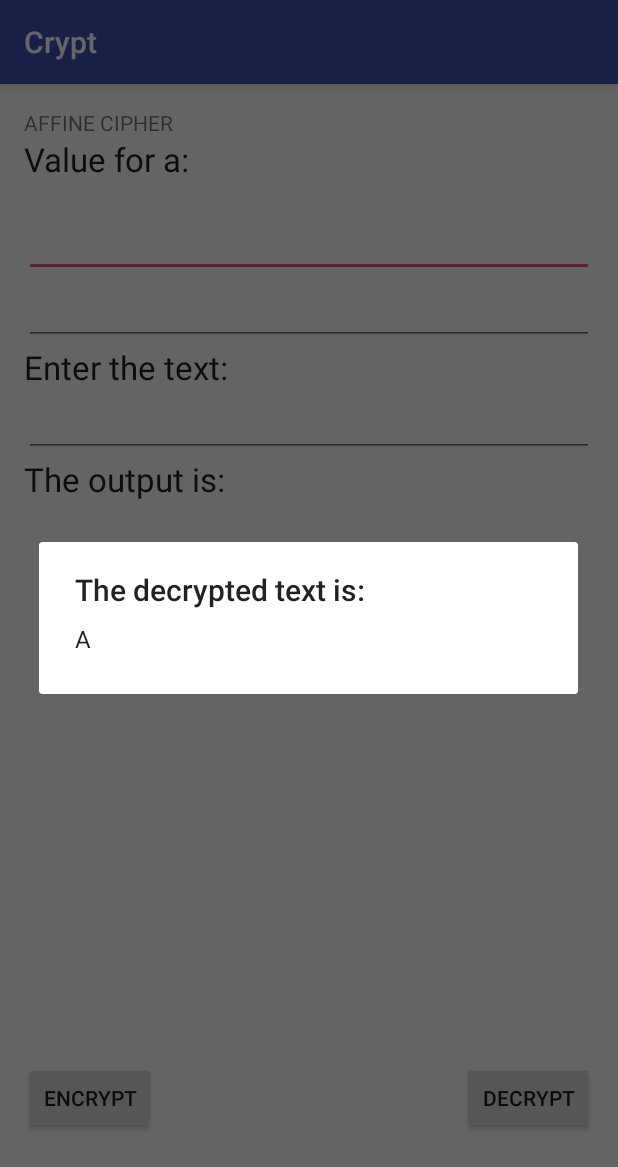
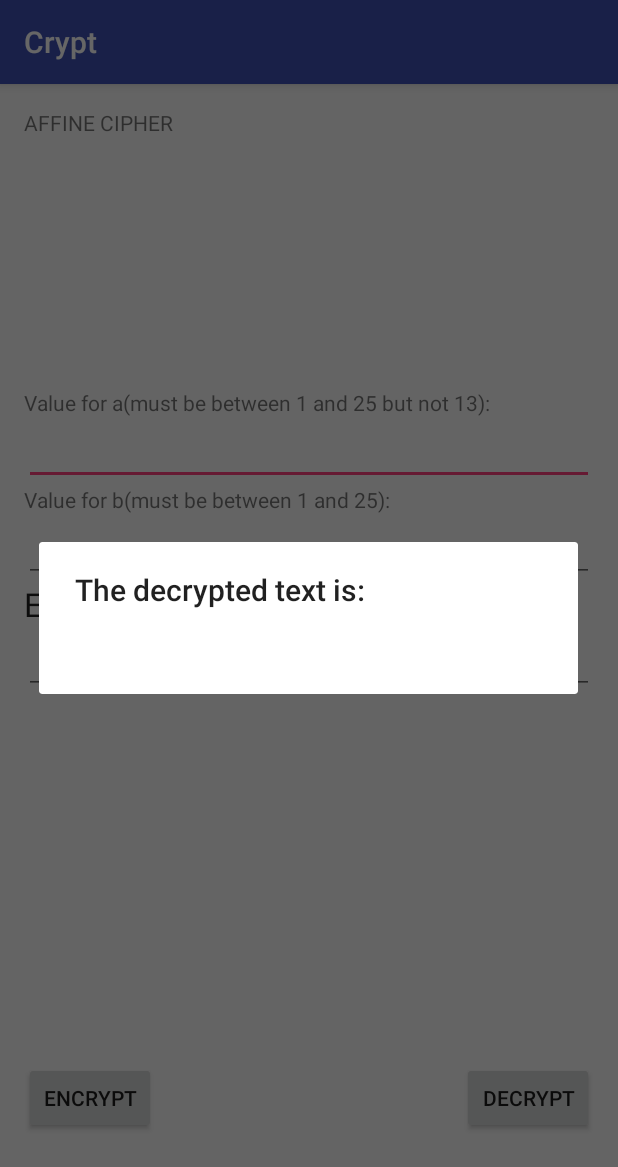
Before and after one commit to efiator/Crypt, an Android app: the AffineActivity screen opened directly, with no data from a screen before it, after a tap on "DECRYPT", on a phone screen of 412 x 824 dp. Shown: the top 1167 px of the screen. Run offline under Robolectric (Android 15) with nearby library versions, the phone set to English and light mode, and no system bars; 2 statements that could not run were skipped.

Commit message:
Comments and layout updates

```diff
--- a/app/src/main/AndroidManifest.xml
+++ b/app/src/main/AndroidManifest.xml
@@ -18,10 +18,7 @@
                 <category android:name="android.intent.category.LAUNCHER" />
             </intent-filter>
         </activity>
-        <activity
-            android:name=".ShiftActivity"
-            android:label="@string/title_activity_shift"
-            android:theme="@style/AppTheme.NoActionBar" />
+        <activity android:name=".ShiftActivity" />
         <activity android:name=".AffineActivity" />
         <activity android:name=".SdesActivity"></activity>
     </application>
--- a/app/src/main/java/com/ll/crypt/AffineActivity.java
+++ b/app/src/main/java/com/ll/crypt/AffineActivity.java
@@ -3,12 +3,15 @@ package com.ll.crypt;
 import android.app.AlertDialog;
 import android.support.v7.app.AppCompatActivity;
 import android.os.Bundle;
-import android.widget.Button;
 import android.widget.TextView;
 import android.widget.EditText;
 import android.view.View;
-
-import java.util.Arrays;
+/*
+*Author: Elizabeth Fiator
+* Version: June 5, 2016
+* Description: This class has the necessary methods for encryption
+* and decryption to happen when a user clicks a button.
+ */
 
 public class AffineActivity extends AppCompatActivity {
 
@@ -18,7 +21,9 @@ public class AffineActivity extends AppCompatActivity {
         super.onCreate(savedInstanceState);
         setContentView(R.layout.activity_affine);
     }
-
+    //This method calls the encryption method from the AffineCipher class
+    //for encryption. The method is called when a user clicks on the
+    //encrypt method.The output is displayed using an alert box.
     public void onEncrypt(View view)
     {
         AffineCipher affine = new AffineCipher();
@@ -35,6 +40,9 @@ public class AffineActivity extends AppCompatActivity {
         alert.show();
     }
 
+    //This method calls the decryption method from the AffineCipher class
+    //for decryption. The method is called when a user clicks on the
+    //decrypt method.The output is displayed using an alert box.
     public void onDecrypt(View view)
     {
         AffineCipher affine = new AffineCipher();
--- a/app/src/main/java/com/ll/crypt/AffineCipher.java
+++ b/app/src/main/java/com/ll/crypt/AffineCipher.java
@@ -13,7 +13,6 @@ package com.ll.crypt;
  of the plaintext.
  The function used in decrypting is p=((inverse of a (mod 26)*(c-b))(mod 26)
 */
-//import javax.swing.JOptionPane;
 public class AffineCipher
 {
 
@@ -31,7 +30,7 @@ public class AffineCipher
     }
 
     /*
-    This method decrypts an ecrypted text.
+    This method decrypts an encrypted text.
     It finds the inverse mod of a and uses it to
     find the correct numerical value of the plaintext
     The parameter is the ciphered text
@@ -42,20 +41,20 @@ public class AffineCipher
         int inv_a =0;
         int x =0;
         //finds the inverse mod of a
-        for(int i=0; i<26;i++)
+        if(a !=0 && a!=13 && a!=26 && b!=0 && b!=26)
         {
-            x=(a * i)%26;
-            if(x==1)
-            {
-                inv_a=i;
-                System.out.println("the inverse of a is "+i);
+            for (int i = 0; i < 26; i++) {
+                x = (a * i) % 26;
+                if (x == 1) {
+                    inv_a = i;
+                    System.out.println("the inverse of a is " + i);
+                }
             }
-        }
-        //Uses the inverse of a to compute the correct numerical equivalence
-        //of the plaintext
-        for(int i=0;i<ctxt.length();i++)
-        {
-            ptxt = ptxt+(char) (((inv_a*((ctxt.charAt(i)-b))%26))+65);
+            //Uses the inverse of a to compute the correct numerical equivalence
+            //of the plaintext
+            for (int i = 0; i < ctxt.length(); i++) {
+                ptxt = ptxt + (char) (((inv_a * ((ctxt.charAt(i) - b)) % 26)) + 65);
+            }
         }
         return ptxt;//returns the decrypted text
     }
--- a/app/src/main/java/com/ll/crypt/Helper.java
+++ b/app/src/main/java/com/ll/crypt/Helper.java
@@ -1,7 +1,10 @@
 package com.ll.crypt;
 
 /**
- * Created by Liz on 6/5/16.
+ * Author: Elizabeth Fiator
+ * Version: June 5, 2016.
+ * Description: This class has the necessary helper methods
+ * needed for s-des encryption and decryption.
  */
 public class Helper
 {
--- a/app/src/main/java/com/ll/crypt/SdesActivity.java
+++ b/app/src/main/java/com/ll/crypt/SdesActivity.java
@@ -7,8 +7,14 @@ import android.widget.EditText;
 import android.widget.TextView;
 import android.app.AlertDialog;
 import android.content.Context;
+import java.util.Arrays;
 
-import java.util.Arrays;
+/*
+*Author: Elizabeth Fiator
+* Version: June 5, 2016
+* Description: This is the activity class that calls the proper
+* methods when a user clicks on a button.
+ */
 
 public class SdesActivity extends AppCompatActivity {
 
@@ -18,6 +24,9 @@ public class SdesActivity extends AppCompatActivity {
         setContentView(R.layout.activity_sdes);
     }
 
+    //This method calls the encryption method from the S-des class
+    //for encryption. The method is called when a user clicks on the
+    //encrypt method.The output is displayed using an alert box.
     public void onEncrypt(View view)
     {
         EditText inputTxt = (EditText) findViewById(R.id.input);
@@ -35,6 +44,9 @@ public class SdesActivity extends AppCompatActivity {
 
     }
 
+    //This method calls the decryption method from the S-des class
+    //for decryption. The method is called when a user clicks on the
+    //decrypt method. The output is displayed using an alert box.
     public void onDecrypt(View view)
     {
         EditText inputTxt = (EditText) findViewById(R.id.input);
@@ -44,7 +56,7 @@ public class SdesActivity extends AppCompatActivity {
         String txt = inputTxt.getText().toString();
         String key=skey.getText().toString();
         int [] result = sdes.decrypt(txt, key);
-        String output= Arrays.toString(result);
+        String output = Arrays.toString(result);
         AlertDialog alert = new AlertDialog.Builder(SdesActivity.this).create();
         alert.setTitle("The decrypted text is: ");
         alert.setMessage(output);
--- a/app/src/main/java/com/ll/crypt/ShiftActivity.java
+++ b/app/src/main/java/com/ll/crypt/ShiftActivity.java
@@ -7,6 +7,12 @@ import android.widget.TextView;
 import android.widget.EditText;
 import android.view.View;
 
+/*
+*Author: Elizabeth Fiator
+* Version: June 5, 2016
+* Description: This is the activity class that calls the proper
+* methods when a user clicks on a button.
+ */
 public class ShiftActivity extends AppCompatActivity{
 
 
@@ -17,6 +23,9 @@ public class ShiftActivity extends AppCompatActivity{
         setContentView(R.layout.activity_shift);
     }
 
+    //This method calls the encryption method from the Shift class
+    //for encryption. The method is called when a user clicks on the
+    //encrypt method. The output is displayed using an alert box.
     public void onEncrypt(View view)
     {
         EditText inputTxt = (EditText) findViewById(R.id.input);
@@ -31,7 +40,9 @@ public class ShiftActivity extends AppCompatActivity{
         alert.setMessage(result);
         alert.show();
     }
-
+    //This method calls the decryption method from the Shift class
+    //for decryption. The method is called when a user clicks on the
+    //decrypt method. The output is displayed using an alert box.
     public void onDecrypt(View view)
     {
         EditText inputTxt = (EditText) findViewById(R.id.input);
--- a/app/src/main/res/layout/activity_affine.xml
+++ b/app/src/main/res/layout/activity_affine.xml
@@ -24,19 +24,18 @@
         android:textAppearance="?android:attr/textAppearanceMedium"
         android:text=" "
         android:id="@+id/a"
-        android:layout_below="@+id/textView3"
+        android:layout_above="@+id/textView5"
         android:layout_alignParentStart="true"
-        android:layout_marginTop="48dp"
-        android:layout_alignEnd="@+id/textView3" />
+        android:layout_alignEnd="@+id/b" />
 
     <EditText
         android:layout_width="wrap_content"
         android:layout_height="wrap_content"
         android:textAppearance="?android:attr/textAppearanceMedium"
         android:id="@+id/b"
-        android:layout_below="@+id/a"
+        android:layout_above="@+id/textView4"
         android:layout_alignParentStart="true"
-        android:layout_alignEnd="@+id/a" />
+        android:layout_alignEnd="@+id/input" />
 
     <TextView
         android:layout_width="wrap_content"
@@ -44,7 +43,7 @@
         android:textAppearance="?android:attr/textAppearanceLarge"
         android:text="Enter the text:"
         android:id="@+id/textView4"
-        android:layout_below="@+id/b"
+        android:layout_above="@+id/input"
         android:layout_alignParentStart="true" />
 
     <EditText
@@ -53,28 +52,9 @@
         android:textAppearance="?android:attr/textAppearanceMedium"
         android:text=" "
         android:id="@+id/input"
-        android:layout_below="@+id/textView4"
-        android:layout_alignParentStart="true"
-        android:layout_alignEnd="@+id/b" />
-
-    <TextView
-        android:layout_width="wrap_content"
-        android:layout_height="wrap_content"
-        android:textAppearance="?android:attr/textAppearanceLarge"
-        android:text="The output is:"
-        android:id="@+id/textView5"
-        android:layout_below="@+id/input"
+        android:layout_centerVertical="true"
+        android:layout_alignParentEnd="true"
         android:layout_alignParentStart="true" />
-
-    <TextView
-        android:layout_width="wrap_content"
-        android:layout_height="wrap_content"
-        android:textAppearance="?android:attr/textAppearanceMedium"
-        android:text=" "
-        android:id="@+id/output"
-        android:layout_below="@+id/textView5"
-        android:layout_alignParentStart="true"
-        android:layout_alignEnd="@+id/input" />
 
     <Button
         android:layout_width="wrap_content"
@@ -93,14 +73,22 @@
         android:id="@+id/decrypt"
         android:onClick="onDecrypt"
         android:layout_alignBottom="@+id/encrypt"
-        android:layout_alignEnd="@+id/output" />
+        android:layout_alignEnd="@+id/input" />
 
     <TextView
         android:layout_width="wrap_content"
         android:layout_height="wrap_content"
-        android:textAppearance="?android:attr/textAppearanceLarge"
-        android:text="Value for a:"
+        android:text="Value for b(must be between 1 and 25):"
+        android:id="@+id/textView5"
+        android:layout_above="@+id/b"
+        android:layout_alignParentStart="true" />
+
+    <TextView
+        android:layout_width="wrap_content"
+        android:layout_height="wrap_content"
+        android:text="Value for a(must be between 1 and 25 but not 13):"
         android:id="@+id/textView6"
-        android:layout_alignParentStart="true"
-        android:layout_below="@+id/textView3" />
+        android:layout_above="@+id/a"
+        android:layout_alignParentStart="true" />
+
 </RelativeLayout>
```
Also changed, not shown: app/src/main/java/com/ll/crypt/Sdes.java (+7 -1 lines).
